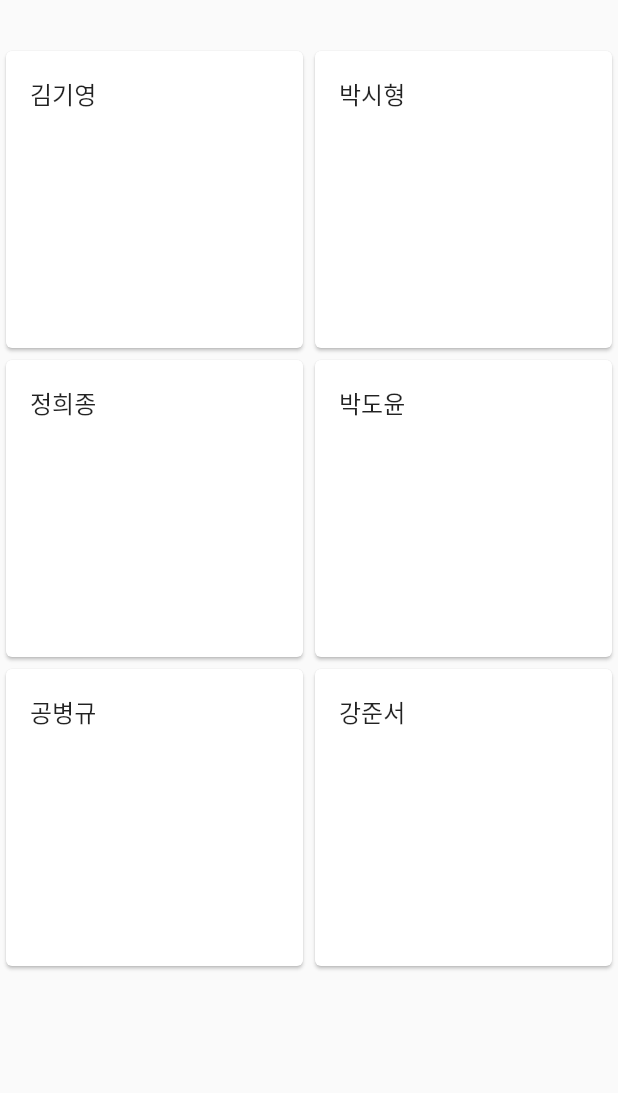
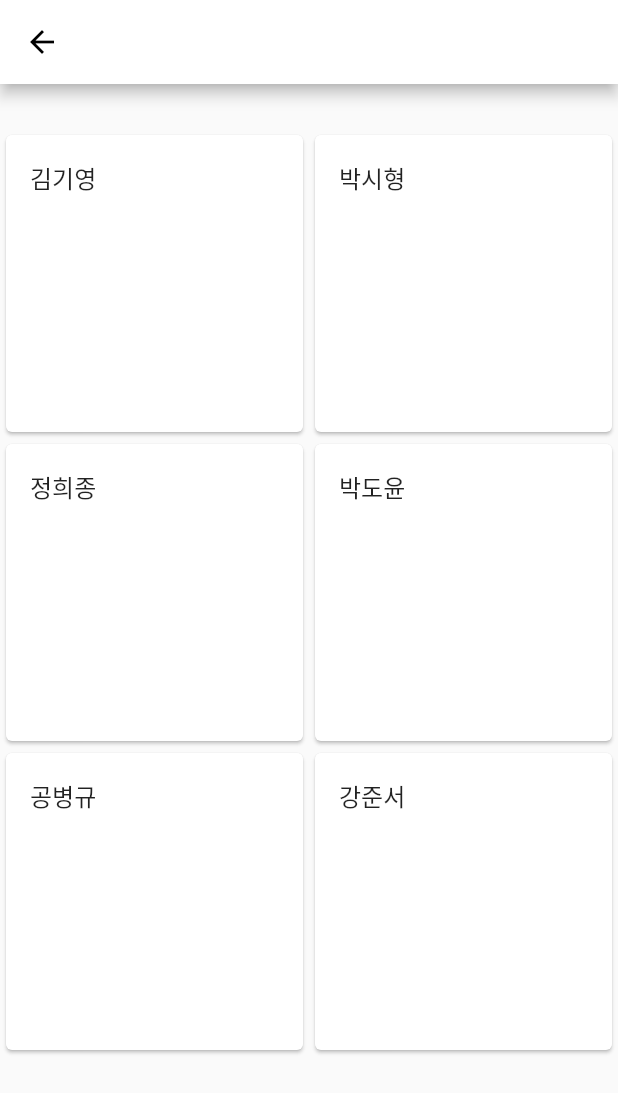
Before and after one commit to sihyeong671/quizApp, a Flutter app: the InGame screen opened directly, on a phone screen of 412 x 824 dp. Shown: the top 1093 px of the screen. Run offline on Flutter 3.47's test engine with Material 2 defaults, Android fonts, the phone set to English and light mode, and no system bars; our stand-ins replace flutter_speed_dial, flutter_svg.

Commit message:
client: add back button in ingame

```diff
--- a/client/lib/inGame/inGame.dart
+++ b/client/lib/inGame/inGame.dart
@@ -24,6 +24,15 @@ class _InGameState extends State<InGame> {
         return Future(() => false);
       },
       child: Scaffold(
+        appBar: AppBar(
+          backgroundColor: Colors.white,
+          leading:  IconButton(
+            onPressed: () {
+              Navigator.pop(context); //뒤로가기
+            },
+            color: Colors.black,
+            icon: Icon(Icons.arrow_back)),
+        ),
         body:
           SingleChildScrollView(
             child: Column(
```
